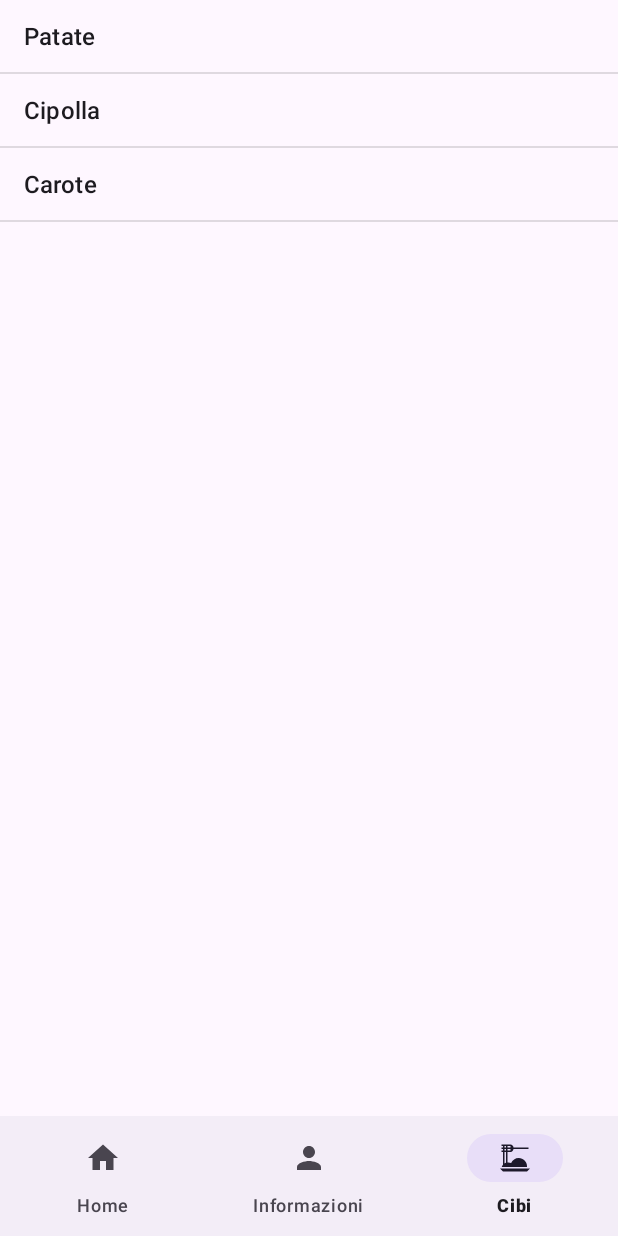
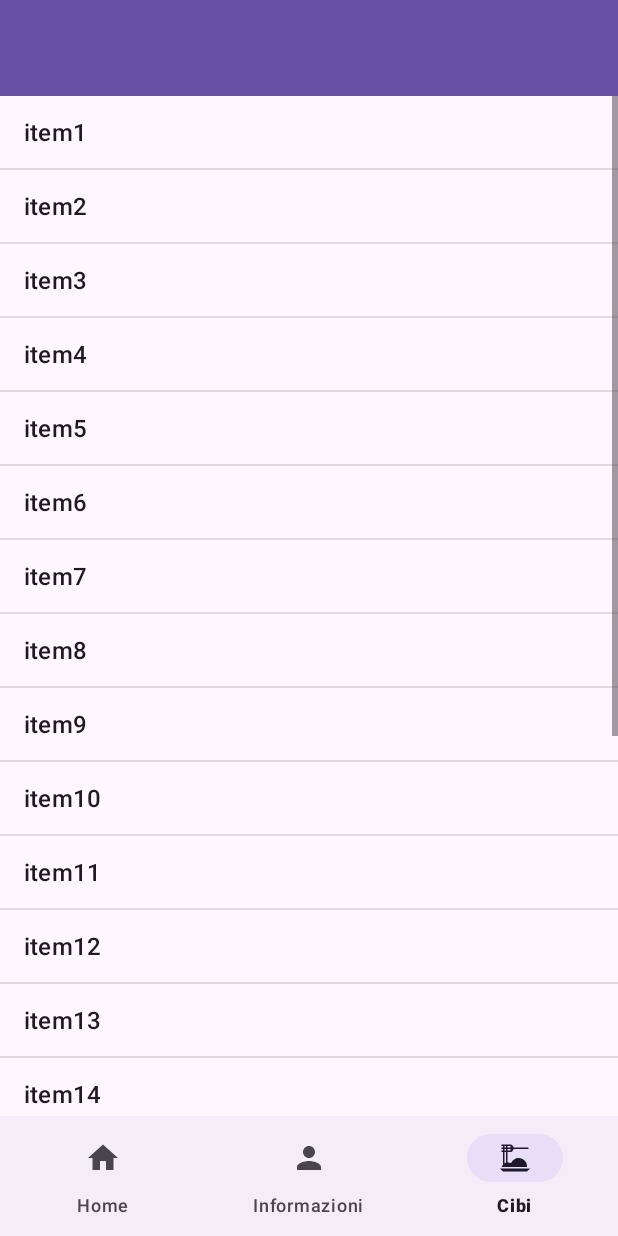
Before and after one commit to Albyoneone/DietaMacro, an Android app: the screen it shows after launch (MainActivity), item 3 of the bottom bar chosen, on a phone screen of 412 x 824 dp. Run offline under Robolectric (Android 15) with nearby library versions, the phone set to English and light mode, and no system bars.

Commit message:
Aggiunta: - toolbar - creazione del fragment dettagli cibo - possibilità di schiacciare elementi della lista cibo e navigare in pagina dettaglio cibo

```diff
--- a/app/build.gradle.kts
+++ b/app/build.gradle.kts
@@ -44,4 +44,7 @@ dependencies {
     testImplementation("junit:junit:4.13.2")
     androidTestImplementation("androidx.test.ext:junit:1.1.5")
     androidTestImplementation("androidx.test.espresso:espresso-core:3.5.1")
+
+    implementation ("androidx.navigation:navigation-fragment:2.7.6")
+    implementation ("androidx.navigation:navigation-ui:2.7.6")
 }
--- a/app/src/main/java/com/example/dietamacro/ListaCibiFragment.java
+++ b/app/src/main/java/com/example/dietamacro/ListaCibiFragment.java
@@ -1,5 +1,6 @@
 package com.example.dietamacro;
 
+import android.content.Intent;
 import android.os.Bundle;
 
 import androidx.fragment.app.Fragment;
@@ -24,6 +25,7 @@ public class ListaCibiFragment extends Fragment {
         return new ListaCibiFragment();
     }
 
+    String[] dati = {"item1", "item2", "item3", "item4", "item5", "item6", "item7", "item8", "item9", "item10", "item11", "item12", "item13", "item14", "item15", "item16", "item17", "item18", "item19", "item20", "item21", "item22"};
 
     @Override
     public View onCreateView(LayoutInflater inflater, ViewGroup container,
@@ -31,14 +33,25 @@ public class ListaCibiFragment extends Fragment {
 
         View view = inflater.inflate(R.layout.fragment_lista_cibi, container, false);
 
-        ListView listView = view.findViewById(R.id.listaCibo);
-
-        List<String> dati = Arrays.asList("Patate", "Cipolla", "Carote");
+        ListView lista = view.findViewById(R.id.listaCibo);
 
         ArrayAdapter<String> adapater = new ArrayAdapter<> (
                 requireContext(), android.R.layout.simple_list_item_1, dati);
 
-        listView.setAdapter(adapater);
+        lista.setAdapter(adapater);
+
+        lista.setOnItemClickListener((parent, view1, i, id) -> {
+            DettaglioCibo dettaglioFragment = new DettaglioCibo();
+            Bundle args = new Bundle();
+            args.putString("nome", dati[i]);
+            dettaglioFragment.setArguments(args);
+
+            requireActivity().getSupportFragmentManager().beginTransaction()
+                .replace(R.id.frame_layout, dettaglioFragment)
+                .addToBackStack(null)
+                .commit();
+        });
+
         return view;
     }
 }
--- a/app/src/main/java/com/example/dietamacro/MainActivity.java
+++ b/app/src/main/java/com/example/dietamacro/MainActivity.java
@@ -34,7 +34,6 @@ public class MainActivity extends AppCompatActivity {
             }
 
             return true;
-
         });
     }
 
--- a/app/src/main/res/layout/activity_main.xml
+++ b/app/src/main/res/layout/activity_main.xml
@@ -6,6 +6,15 @@
     android:layout_height="match_parent"
     tools:context=".MainActivity">
 
+    <androidx.appcompat.widget.Toolbar
+        android:id="@+id/toolbar"
+        android:layout_width="match_parent"
+        android:layout_height="wrap_content"
+        android:background="?attr/colorPrimary"
+        app:layout_constraintEnd_toEndOf="parent"
+        app:layout_constraintStart_toStartOf="parent"
+        app:layout_constraintTop_toTopOf="parent" />
+
     <FrameLayout
         android:id="@+id/frame_layout"
         android:layout_width="0dp"
@@ -13,9 +22,7 @@
         app:layout_constraintBottom_toTopOf="@+id/bottomNavigationView"
         app:layout_constraintEnd_toEndOf="parent"
         app:layout_constraintStart_toStartOf="parent"
-        app:layout_constraintTop_toTopOf="parent">
-
-    </FrameLayout>
+        app:layout_constraintTop_toBottomOf="@+id/toolbar"/>
 
     <com.google.android.material.bottomnavigation.BottomNavigationView
         android:id="@+id/bottomNavigationView"
@@ -24,5 +31,8 @@
         app:layout_constraintBottom_toBottomOf="parent"
         app:layout_constraintEnd_toEndOf="parent"
         app:layout_constraintStart_toStartOf="parent"
-        app:menu="@menu/bottom_nav"/>
+        app:menu="@menu/bottom_nav">
+    </com.google.android.material.bottomnavigation.BottomNavigationView>
+
+
 </androidx.constraintlayout.widget.ConstraintLayout>
```
Also changed, not shown: app/src/main/java/com/example/dietamacro/DettaglioCibo.java (added, +30 -0 lines), app/src/main/res/layout/fragment_dettaglio_cibo.xml (added, +51 -0 lines).
